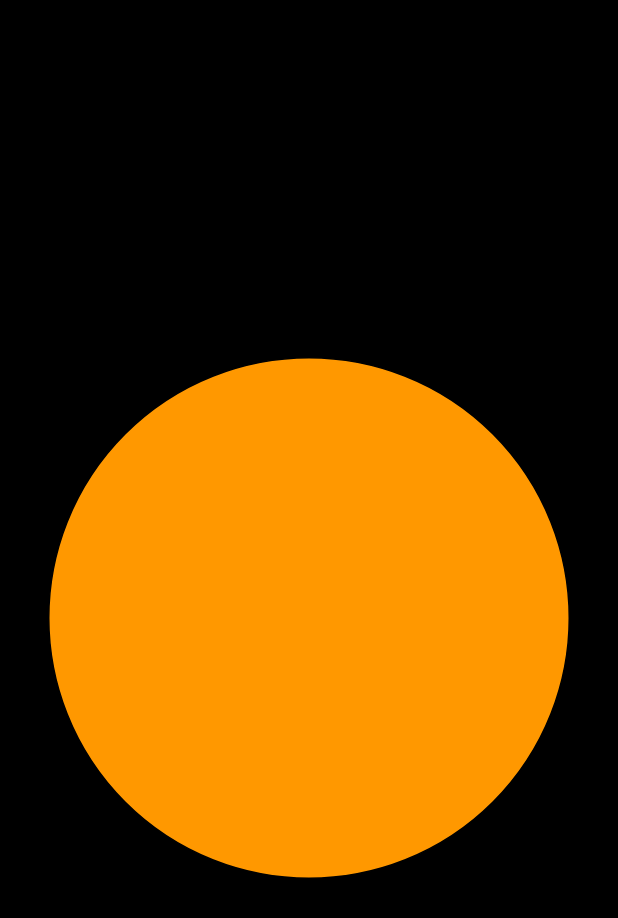
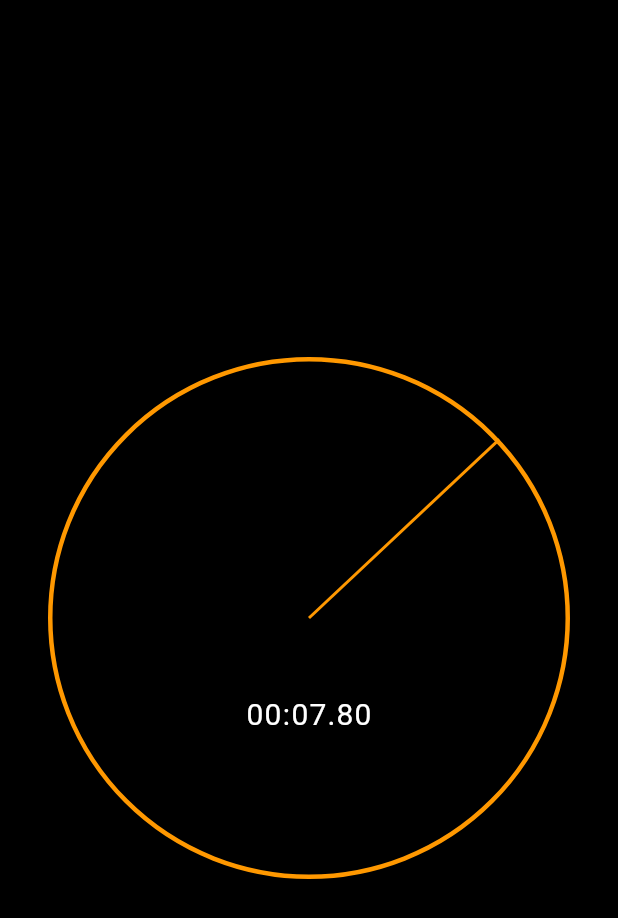
Before and after one commit to mariugo/stopwatch, a Flutter app: the screen it shows after launch, on a phone screen of 412 x 824 dp. Shown: the top 918 px of the screen. Run offline on Flutter 3.47's test engine with Material 2 defaults, Android fonts, the phone set to English and light mode, and no system bars.

Commit message:
Clock hand and text timer done

```diff
--- /dev/null
+++ b/lib/ui/clock_hand.dart
@@ -0,0 +1,31 @@
+import 'package:flutter/material.dart';
+
+class ClockHand extends StatelessWidget {
+  const ClockHand({
+    Key? key,
+    required this.rotationZAngle,
+    required this.handThickness,
+    required this.handLength,
+    required this.color,
+  }) : super(key: key);
+
+  final double rotationZAngle;
+  final double handThickness;
+  final double handLength;
+  final Color color;
+
+  @override
+  Widget build(BuildContext context) {
+    return Transform(
+      alignment: Alignment.topCenter,
+      transform: Matrix4.identity()
+        ..translate(-handThickness / 2, 0, 0)
+        ..rotateZ(rotationZAngle),
+      child: Container(
+        height: handLength,
+        width: handThickness,
+        color: color,
+      ),
+    );
+  }
+}
--- a/lib/ui/stopwatch_renderer.dart
+++ b/lib/ui/stopwatch_renderer.dart
@@ -1,4 +1,7 @@
+import 'dart:math';
+
 import 'package:flutter/material.dart';
+import 'package:stopwatch/ui/clock_hand.dart';
 
 import 'elapsed_time_text.dart';
 
@@ -18,14 +21,31 @@ class StopWatchRenderer extends StatelessWidget {
       children: [
         Container(
           decoration: BoxDecoration(
-            border: Border.all(),
+            border: Border.all(
+              width: 3,
+              color: Colors.orange,
+            ),
             borderRadius: BorderRadius.circular(radius),
+          ),
+        ),
+        Positioned(
+          top: radius,
+          left: radius,
+          child: ClockHand(
+            rotationZAngle: pi + (2 * pi / 60000) * elapsed.inMilliseconds,
+            handThickness: 2,
+            handLength: radius,
             color: Colors.orange,
           ),
         ),
-        // ElapsedTimeText(
-        //   elapsed: elapsed,
-        // ),
+        Positioned(
+          left: 0,
+          right: 0,
+          top: radius * 1.3,
+          child: ElapsedTimeText(
+            elapsed: elapsed,
+          ),
+        ),
       ],
     );
   }
```
